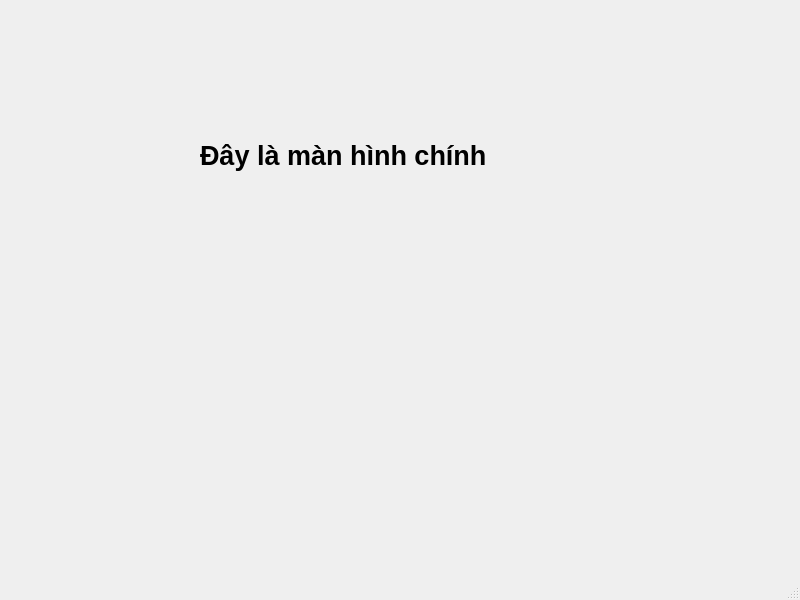
Qt form Salesmanagement/ui/MainProgramMainWindow.ui (MayAnhhh163/ML_K224161818) before a commit.
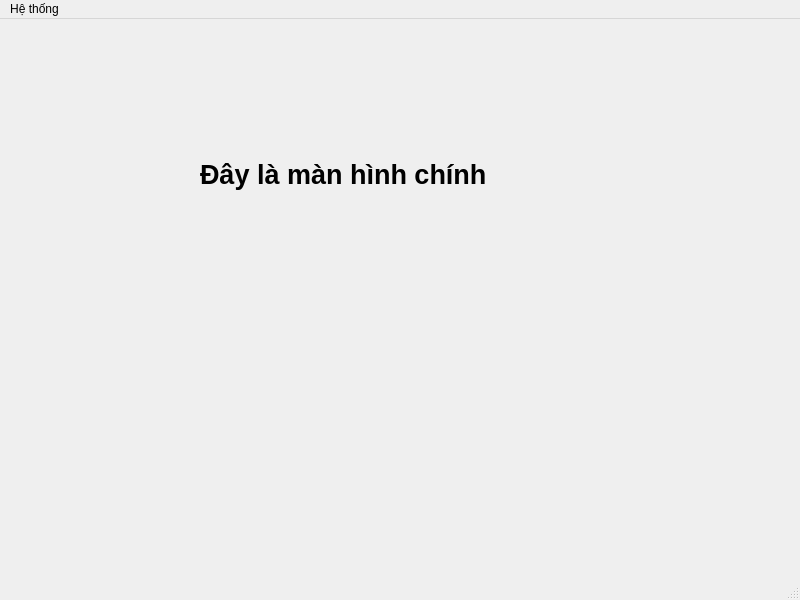
The same form after that commit.

The edit to the form file:
```diff
--- a/Salesmanagement/ui/MainProgramMainWindow.ui
+++ b/Salesmanagement/ui/MainProgramMainWindow.ui
@@ -44,6 +44,16 @@
      <height>26</height>
     </rect>
    </property>
+   <widget class="QMenu" name="menuH_th_ng">
+    <property name="title">
+     <string>Hệ thống</string>
+    </property>
+    <addaction name="actionthongtintaikhoan"/>
+    <addaction name="actiondoimatkhau"/>
+    <addaction name="actioncauhinhhethong"/>
+    <addaction name="actionthoatphanmem"/>
+   </widget>
+   <addaction name="menuH_th_ng"/>
   </widget>
   <widget class="QStatusBar" name="statusbar"/>
  </widget>
```
Left out of the diff: 23 changed lines with no effect on the pictures.
